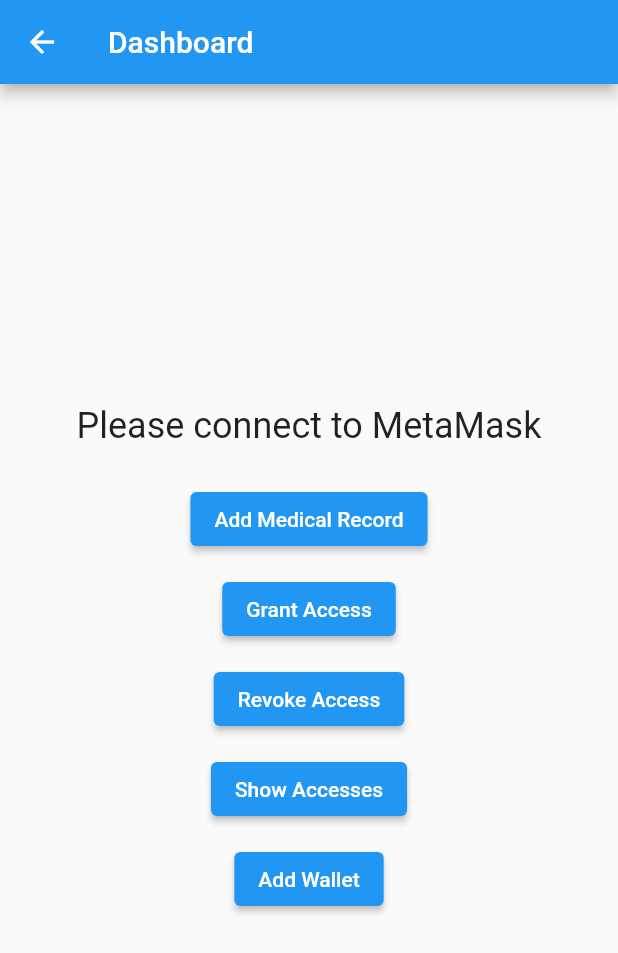
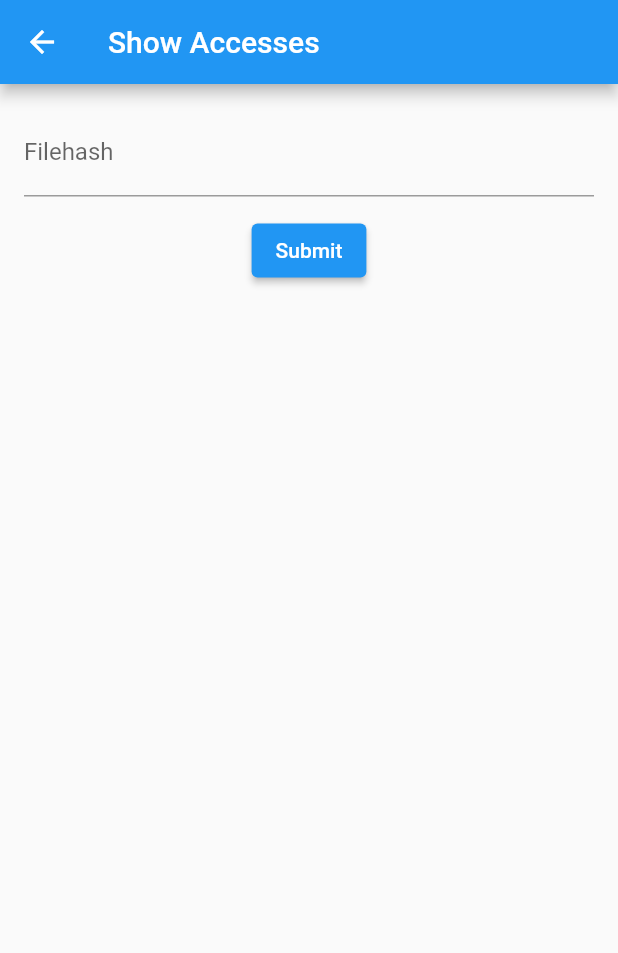
Before and after one commit to razvanabagiu89/Medical_Policy_dApp, a Flutter app: the Dashboard screen opened directly, after a tap on "Show Accesses", on a phone screen of 412 x 824 dp. Shown: the top 953 px of the screen. Run offline on Flutter 3.47's test engine with Material 2 defaults, Android fonts, the phone set to English and light mode, and no system bars; our stand-ins replace file_picker, hex; missing offline and left inert: flutter_web3; accounts and stored records are empty.

```diff
--- a/frontend/lib/dashboard.dart
+++ b/frontend/lib/dashboard.dart
@@ -5,6 +5,7 @@ import 'package:flutter_web3/flutter_web3.dart';
 import 'add_mr.dart';
 import 'grant.dart';
 import 'revoke.dart';
+import 'show_access.dart';
 
 class Dashboard extends StatelessWidget {
   @override
@@ -45,10 +46,8 @@ class Dashboard extends StatelessWidget {
             ElevatedButton(
               onPressed: () {
                 // Navigate to the Grant Access screen
-                Navigator.push(
-                    context,
-                    MaterialPageRoute(
-                        builder: (context) => GrantAccess()));
+                Navigator.push(context,
+                    MaterialPageRoute(builder: (context) => GrantAccess()));
               },
               child: const Text('Grant Access'),
             ),
@@ -56,17 +55,18 @@ class Dashboard extends StatelessWidget {
             ElevatedButton(
               onPressed: () {
                 // Navigate to the Revoke Access screen
-                Navigator.push(
-                    context,
-                    MaterialPageRoute(
-                        builder: (context) => RevokeAccess()));
+                Navigator.push(context,
+                    MaterialPageRoute(builder: (context) => RevokeAccess()));
               },
               child: const Text('Revoke Access'),
             ),
             const SizedBox(height: 12.0),
             ElevatedButton(
               onPressed: () {
-                // Navigate to the Show Accesses screen
+                Navigator.push(
+                  context,
+                  MaterialPageRoute(builder: (context) => ShowAccessesScreen()),
+                );
               },
               child: const Text('Show Accesses'),
             ),
--- /dev/null
+++ b/frontend/lib/show_access.dart
@@ -0,0 +1,57 @@
+import 'package:flutter/material.dart';
+
+class ShowAccessesScreen extends StatefulWidget {
+  @override
+  _ShowAccessesScreenState createState() => _ShowAccessesScreenState();
+}
+
+class _ShowAccessesScreenState extends State<ShowAccessesScreen> {
+  final _formKey = GlobalKey<FormState>();
+  final TextEditingController _fileHashController = TextEditingController();
+
+  @override
+  void dispose() {
+    _fileHashController.dispose();
+    super.dispose();
+  }
+
+  Future<void> _showAccesses(BuildContext context) async {}
+
+  @override
+  Widget build(BuildContext context) {
+    return Scaffold(
+      appBar: AppBar(
+        title: Text('Show Accesses'),
+      ),
+      body: Form(
+        key: _formKey,
+        child: Padding(
+          padding: EdgeInsets.all(16.0),
+          child: Column(
+            children: [
+              TextFormField(
+                controller: _fileHashController,
+                decoration: InputDecoration(labelText: 'Filehash'),
+                validator: (value) {
+                  if (value == null || value.isEmpty) {
+                    return 'Please enter a filehash';
+                  }
+                  return null;
+                },
+              ),
+              SizedBox(height: 12.0),
+              ElevatedButton(
+                onPressed: () async {
+                  if (_formKey.currentState!.validate()) {
+                    await _showAccesses(context);
+                  }
+                },
+                child: Text('Submit'),
+              ),
+            ],
+          ),
+        ),
+      ),
+    );
+  }
+}
```
Also changed, not shown: frontend/lib/grant.dart (+6 -2 lines), frontend/lib/revoke.dart (+44 -24 lines), frontend/lib/utils.dart (+25 -9 lines), 2 other files.
